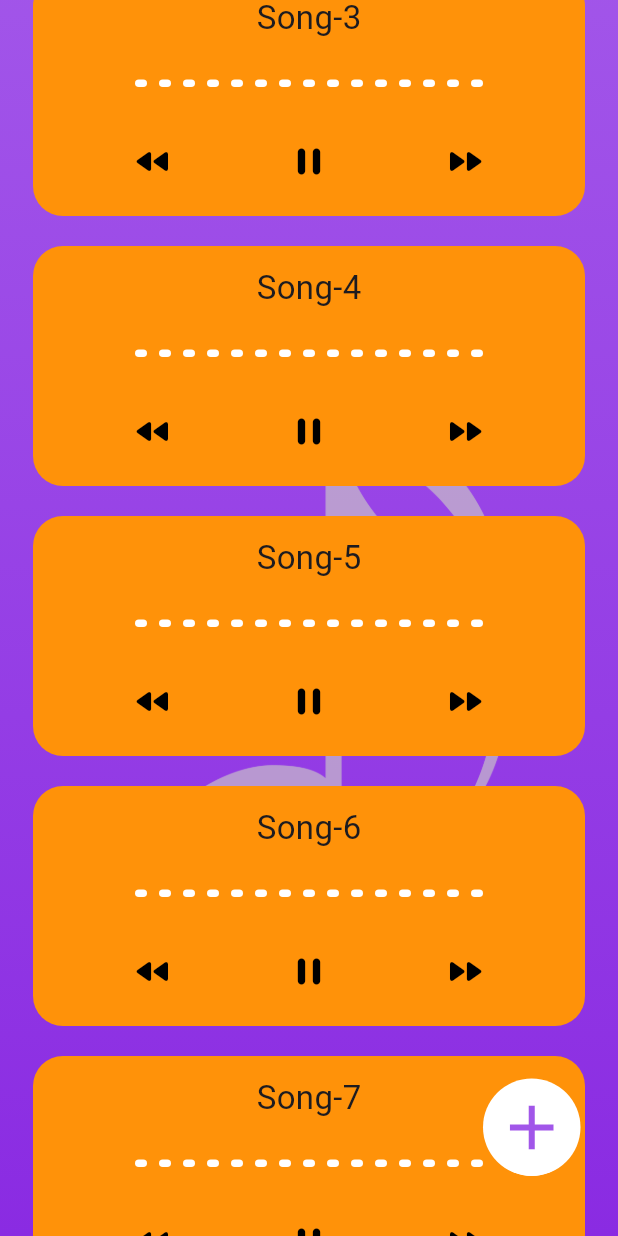
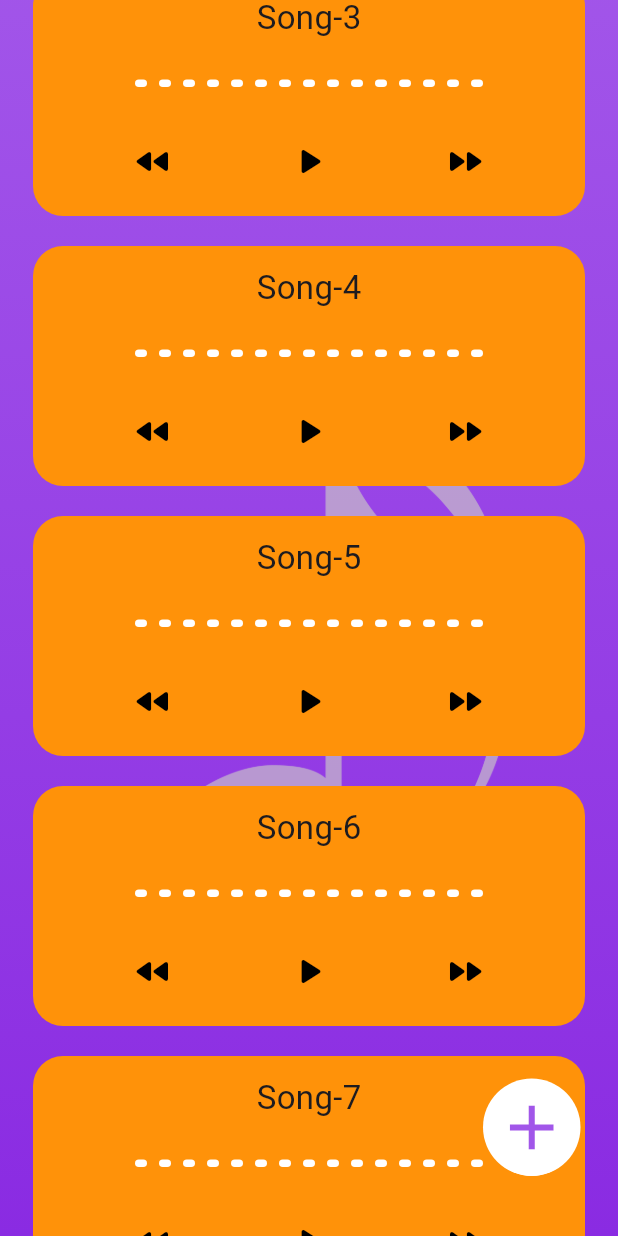
Before and after one commit to Mokshith-S/harmony, a Flutter app: the screen it shows after launch, scrolled down 576 dp, on a phone screen of 412 x 824 dp. Run offline on Flutter 3.47's test engine with Material 3 defaults, Android fonts, the phone set to English and light mode, and no system bars; our stand-ins replace file_picker, flutter_bloc, google_fonts.

Commit message:
30-01-24

```diff
--- a/lib/bloc/harmony_bloc.dart
+++ b/lib/bloc/harmony_bloc.dart
@@ -3,7 +3,11 @@ import 'package:harmony/bloc/harmony_event.dart';
 import 'package:harmony/bloc/harmony_state.dart';
 
 class HarmonyBloc extends Bloc<HarmonyEvent, HarmonyState> {
-  HarmonyBloc() : super(HarmonyInitial()) {
+  HarmonyBloc() : super(InitialState()) {
+    // print(state);
+    on<InitialEvent>((event, emit) {
+      emit(InitialState());
+    });
     on<PlayEvent>((event, emit) {
       emit(PlayState(event.harmonyId));
     });
--- a/lib/bloc/harmony_event.dart
+++ b/lib/bloc/harmony_event.dart
@@ -1,4 +1,6 @@
 sealed class HarmonyEvent {}
+
+final class InitialEvent extends HarmonyEvent {}
 
 final class PlayEvent extends HarmonyEvent {
   PlayEvent(this.harmonyId);
--- a/lib/bloc/harmony_state.dart
+++ b/lib/bloc/harmony_state.dart
@@ -1,6 +1,6 @@
 sealed class HarmonyState {}
 
-final class HarmonyInitial extends HarmonyState {}
+final class InitialState extends HarmonyState {}
 
 final class PlayState extends HarmonyState {
   PlayState(this.harmonyId);
--- a/lib/harmony_home.dart
+++ b/lib/harmony_home.dart
@@ -4,6 +4,7 @@ import 'package:harmony/bloc/harmony_bloc.dart';
 import 'package:harmony/bloc/harmony_state.dart';
 import 'package:harmony/widget/bottompop.dart';
 import 'package:harmony/widget/song_tile.dart';
+import 'package:file_picker/file_picker.dart';
 
 class HarmonyHome extends StatefulWidget {
   const HarmonyHome({super.key});
@@ -17,6 +18,7 @@ class _HarmonyHomeState extends State<HarmonyHome>
   late final AnimationController floatIcon;
   bool pressed = false;
   late final AnimationController control;
+  String? path;
 
   @override
   void initState() {
@@ -25,6 +27,17 @@ class _HarmonyHomeState extends State<HarmonyHome>
       duration: const Duration(milliseconds: 200),
     );
     super.initState();
+  }
+
+  Future<void> mp3Uploader(BuildContext context) async {
+    FilePickerResult? result = await FilePicker.platform
+        .pickFiles(type: FileType.custom, allowedExtensions: ['mp3']);
+
+    if (result != null && context.mounted) {
+      path = result.files.single.path;
+      print(path);
+      // Navigator.of(context).pushNamed('control_panel', arguments: path);
+    }
   }
 
   @override
@@ -89,8 +102,7 @@ class _HarmonyHomeState extends State<HarmonyHome>
                   alignment:
                       pressed ? Alignment.topCenter : Alignment.bottomCenter,
                   child: InkWell(
-                    onTap: () =>
-                        Navigator.of(context).pushNamed('control_panel'),
+                    onTap: () => mp3Uploader(context),
                     child: Container(
                       height: 60,
                       width: 60,
@@ -122,7 +134,7 @@ class _HarmonyHomeState extends State<HarmonyHome>
                       decoration: BoxDecoration(
                           color: Colors.white,
                           shape: BoxShape.circle,
-                          boxShadow: state is HarmonyInitial
+                          boxShadow: state is InitialState
                               ? []
                               : [
                                   const BoxShadow(
--- a/lib/main.dart
+++ b/lib/main.dart
@@ -1,8 +1,8 @@
 import 'package:flutter/material.dart';
 import 'package:flutter_bloc/flutter_bloc.dart';
 import 'package:harmony/bloc/harmony_bloc.dart';
-import 'package:harmony/create_harmony.dart';
-import 'package:harmony/harmony_home.dart';
+
+import 'package:harmony/route/harmony_route.dart';
 
 void main() {
   runApp(const HarmonyController());
@@ -15,12 +15,9 @@ class HarmonyController extends StatelessWidget {
   Widget build(BuildContext context) {
     return BlocProvider(
       create: (context) => HarmonyBloc(),
-      child: MaterialApp(
+      child: const MaterialApp(
         initialRoute: '/',
-        routes: {
-          '/': (context) => const HarmonyHome(),
-          'control_panel': (context) => const HarmonyPanel(),
-        },
+        onGenerateRoute: HarmonyRoute.generateRoute,
       ),
     );
   }
--- /dev/null
+++ b/lib/route/harmony_route.dart
@@ -0,0 +1,46 @@
+import 'package:flutter/material.dart';
+import 'package:harmony/create_harmony.dart';
+import 'package:harmony/harmony_home.dart';
+
+class HarmonyRoute {
+  static Route<dynamic> generateRoute(RouteSettings setting) {
+    final args = setting.arguments;
+
+    switch (setting.name) {
+      case '/':
+        return MaterialPageRoute(builder: (_) => const HarmonyHome());
+      case 'control_panel':
+        if (args is String) {
+          return MaterialPageRoute(
+              builder: (_) => HarmonyPanel(harmonyPath: args));
+        }
+        return errorRoute();
+      default:
+        return errorRoute();
+    }
+  }
+
+  static Route<dynamic> errorRoute() {
+    return MaterialPageRoute(
+      builder: (context) => Scaffold(
+        body: SizedBox(
+          height: double.infinity,
+          width: double.infinity,
+          child: Center(
+            child: Column(
+                mainAxisAlignment: MainAxisAlignment.center,
+                mainAxisSize: MainAxisSize.min,
+                children: [
+                  const Text('Invalid Page'),
+                  TextButton(
+                      onPressed: () {
+                        Navigator.of(context).pushNamed('/');
+                      },
+                      child: const Text('Press')),
+                ]),
+          ),
+        ),
+      ),
+    );
+  }
+}
--- a/lib/widget/song_control.dart
+++ b/lib/widget/song_control.dart
@@ -4,9 +4,7 @@ class SongControl extends StatelessWidget {
   const SongControl(
       {super.key,
       required this.icon,
-      this.iconSelected,
       required this.controlLogic,
-      this.selected = false,
       this.color = Colors.black,
       this.splash = false});
 
@@ -14,13 +12,9 @@ class SongControl extends StatelessWidget {
   final void Function() controlLogic;
   final Color color;
   final bool splash;
-  final bool selected;
-  final IconData? iconSelected;
 
   @override
   Widget build(BuildContext context) {
-    print(iconSelected);
-    print(selected);
     return IconButton(
       onPressed: controlLogic,
       icon: Icon(icon),
@@ -28,8 +22,6 @@ class SongControl extends StatelessWidget {
       color: color,
       splashColor: splash ? Colors.red : null,
       splashRadius: splash ? 30 : null,
-      isSelected: selected,
-      selectedIcon: iconSelected == null ? null : Icon(iconSelected),
     );
   }
 }
--- a/lib/widget/song_tile.dart
+++ b/lib/widget/song_tile.dart
@@ -35,7 +35,10 @@ class SongTile extends StatelessWidget {
               const SizedBox(
                 height: 8,
               ),
-              SongWave(waveRunning: false, harmonyId: 'Creation-$index'),
+              SongWave(
+                waveRunning:
+                    state is PlayState && state.harmonyId == 'Creation-$index',
+              ),
               const SizedBox(
                 height: 8,
               ),
@@ -45,16 +48,19 @@ class SongTile extends StatelessWidget {
                   SongControl(
                       icon: Icons.fast_rewind_rounded, controlLogic: () {}),
                   SongControl(
-                      icon: Icons.play_arrow_rounded,
-                      iconSelected: Icons.pause_rounded,
-                      selected: true,
-                      controlLogic: state is PlayState
+                      icon: state is PlayState &&
+                              state.harmonyId == 'Creation-$index'
+                          ? Icons.pause_rounded
+                          : Icons.play_arrow_rounded,
+                      controlLogic: state is PlayState &&
+                              state.harmonyId == 'Creation-$index'
                           ? () {
                               context
                                   .read<HarmonyBloc>()
                                   .add(StopEvent('Creation-$index'));
                             }
                           : () {
+                              context.read<HarmonyBloc>().add(InitialEvent());
                               context
                                   .read<HarmonyBloc>()
                                   .add(PlayEvent('Creation-$index'));
--- a/lib/widget/songwave.dart
+++ b/lib/widget/songwave.dart
@@ -1,13 +1,12 @@
 import 'package:flutter/material.dart';
-import 'package:flutter_bloc/flutter_bloc.dart';
-import 'package:harmony/bloc/harmony_bloc.dart';
-import 'package:harmony/bloc/harmony_state.dart';
 
 class SongWave extends StatelessWidget {
-  const SongWave(
-      {super.key, required this.waveRunning, required this.harmonyId});
+  const SongWave({
+    super.key,
+    required this.waveRunning,
+  });
+
   final bool waveRunning;
-  final String harmonyId;
 
   @override
   Widget build(BuildContext context) {
@@ -19,7 +18,7 @@ class SongWave extends StatelessWidget {
         children: List.generate(
             15,
             (index) => SingleWaveAnimation(
-                  harmonyId: harmonyId,
+                  singleWaveState: waveRunning,
                   duration: duration[index % 5],
                 )),
       ),
@@ -28,10 +27,13 @@ class SongWave extends StatelessWidget {
 }
 
 class SingleWaveAnimation extends StatefulWidget {
-  const SingleWaveAnimation(
-      {super.key, required this.duration, required this.harmonyId});
-  final String harmonyId;
+  const SingleWaveAnimation({
+    super.key,
+    required this.singleWaveState,
+    required this.duration,
+  });
   final int duration;
+  final bool singleWaveState;
 
   @override
   State<SingleWaveAnimation> createState() => _SingleWaveAnimationState();
@@ -41,7 +43,6 @@ class _SingleWaveAnimationState extends State<SingleWaveAnimation>
     with SingleTickerProviderStateMixin {
   late final AnimationController _control;
   late final Animation<double> _animation;
-  bool disposing = true;
 
   @override
   void initState() {
@@ -49,10 +50,10 @@ class _SingleWaveAnimationState extends State<SingleWaveAnimation>
     _control = AnimationController(
         vsync: this, duration: Duration(milliseconds: widget.duration));
     _animation = Tween(begin: 5.0, end: 30.0)
-        .animate(CurvedAnimation(parent: _control, curve: Curves.easeInCubic))
-      ..addListener(() {
-        setState(() {});
-      });
+        .animate(CurvedAnimation(parent: _control, curve: Curves.easeInCubic));
+    // ..addListener(() {
+    //   setState(() {});
+    // });
   }
 
   @override
@@ -64,14 +65,9 @@ class _SingleWaveAnimationState extends State<SingleWaveAnimation>
 
   @override
   Widget build(BuildContext context) {
-    final harmonyState = context.watch<HarmonyBloc>().state;
-    if (harmonyState is PlayState &&
-        harmonyState.harmonyId == widget.harmonyId &&
-        !_control.isAnimating) {
+    if (widget.singleWaveState && !_control.isAnimating) {
       _control.repeat(reverse: true);
-    } else if (harmonyState is StopState &&
-        harmonyState.harmonyId == widget.harmonyId &&
-        _control.isAnimating) {
+    } else {
       _control.reset();
     }
     return Container(
--- a/pubspec.yaml
+++ b/pubspec.yaml
@@ -37,6 +37,8 @@ dependencies:
   cupertino_icons: ^1.0.2
   flutter_bloc: ^8.1.3
   google_fonts: ^6.1.0
+  audioplayers: ^5.2.1
+  file_picker: ^6.1.1
 
 dev_dependencies:
   flutter_test:
```
Also changed, not shown: lib/create_harmony.dart (+15 -10 lines), pubspec.lock, 5 other files.
